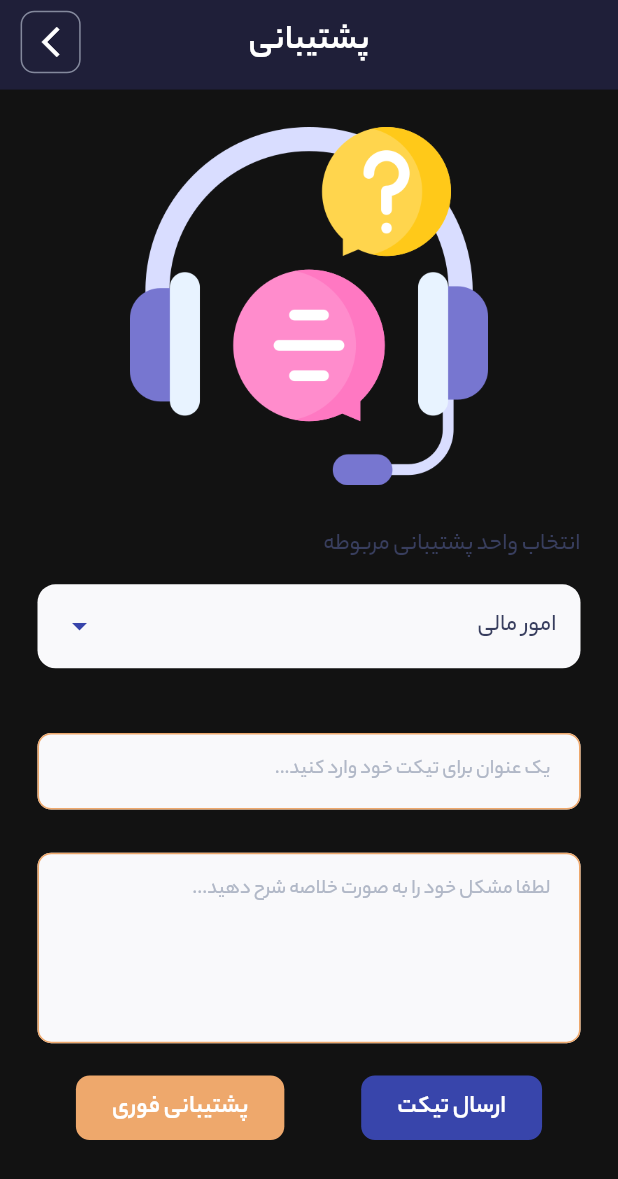
After one commit to mohammad-dehghanifard/flutter_house_reservation, a Flutter app: the SupportPage screen opened directly, on a phone screen of 412 x 824 dp. The commit adds this screen. Shown: the top 1179 px of the screen. Run offline on Flutter 3.47's test engine with Material 3 defaults, Android fonts, the phone set to English and light mode, and no system bars; drawn by our look-alikes of animated_custom_dropdown; our stand-ins replace card_swiper, flutter_otp_text_field, flutter_rating_bar, flutter_screenutil, flutter_svg, get and 2 more.

Commit message:
impl SupportPage ui

```diff
--- a/lib/helpers/constants/app_strings.dart
+++ b/lib/helpers/constants/app_strings.dart
@@ -3,7 +3,12 @@ class AppStrings {
   static const appVersion = 'ورژن : 1.0.0';
   static const appName = 'Rentee';
   static const sendComment = 'ثبت نظر';
+  static const sendTicket = 'ارسال تیکت';
+  static const forceSupport = 'پشتیبانی فوری';
+  static const inputTicketTitleHint = 'یک عنوان برای تیکت خود وارد کنید...';
+  static const inputTicketMessageHint = 'لطفا مشکل خود را به صورت خلاصه شرح دهید...';
   static const edit = 'ویرایش';
+  static const selectDepartmentSupport = 'انتخاب واحد پشتیبانی مربوطه';
   static const tipTitle = 'نکته';
   static const tipText = 'اطلاعاتی که قصد تغییر آن ها را ندارید خالی بگذارید.(اطلاعات تغییری نخواهند کرد)';
   static const next = 'بعدی';
--- a/lib/helpers/constants/assets.dart
+++ b/lib/helpers/constants/assets.dart
@@ -26,4 +26,5 @@ class Assets {
   static const avatar = "assets/jpgs/avatar.jpg";
 
   static const city = "assets/pngs/city.png";
+  static const support = "assets/pngs/support.png";
 }
--- a/lib/modules/ads/pages/filter_page.dart
+++ b/lib/modules/ads/pages/filter_page.dart
@@ -4,7 +4,7 @@ import 'package:flutter_house_reservation/helpers/constants/app_strings.dart';
 import 'package:flutter_house_reservation/helpers/widgets/custom_app_bar_widget.dart';
 import 'package:flutter_house_reservation/helpers/widgets/custom_button_widget.dart';
 import 'package:flutter_house_reservation/modules/ads/controllers/filter_and_search_controller.dart';
-import 'package:flutter_house_reservation/modules/ads/widgets/dropdown_custom_widget.dart';
+import 'package:flutter_house_reservation/helpers/widgets/dropdown_custom_widget.dart';
 import 'package:flutter_house_reservation/modules/ads/widgets/filter_price_slider_widget.dart';
 import 'package:flutter_house_reservation/modules/ads/widgets/select_score_item_widget.dart';
 import 'package:flutter_house_reservation/modules/ads/widgets/selected_facilities_item_widget.dart';
--- a/lib/modules/profile/pages/profile_page.dart
+++ b/lib/modules/profile/pages/profile_page.dart
@@ -3,6 +3,7 @@ import 'package:flutter_house_reservation/helpers/constants/app_colors.dart';
 import 'package:flutter_house_reservation/helpers/constants/app_strings.dart';
 import 'package:flutter_house_reservation/helpers/widgets/show_avatar_widget.dart';
 import 'package:flutter_house_reservation/modules/profile/pages/edit_user_page.dart';
+import 'package:flutter_house_reservation/modules/profile/pages/support_page.dart';
 import 'package:flutter_house_reservation/modules/profile/widgets/profile_option_widget.dart';
 import 'package:flutter_screenutil/flutter_screenutil.dart';
 import 'package:get/get.dart';
@@ -22,7 +23,7 @@ class ProfilePage extends StatelessWidget {
       ),
       //support
       ProfileOptionWidget(
-        onTap: () {},
+        onTap: () => Get.to(const SupportPage()),
         title: AppStrings.profileSupportTitle,
         subTitle: AppStrings.profileSupportSubTitle,
         icon: Icons.support_agent,
--- /dev/null
+++ b/lib/modules/profile/pages/support_page.dart
@@ -0,0 +1,56 @@
+import 'package:flutter/material.dart';
+import 'package:flutter_house_reservation/helpers/constants/app_strings.dart';
+import 'package:flutter_house_reservation/helpers/constants/assets.dart';
+import 'package:flutter_house_reservation/helpers/widgets/custom_app_bar_widget.dart';
+import 'package:flutter_house_reservation/helpers/widgets/custom_button_widget.dart';
+import 'package:flutter_house_reservation/helpers/widgets/custom_text_field.dart';
+import 'package:flutter_house_reservation/helpers/widgets/dropdown_custom_widget.dart';
+import 'package:flutter_screenutil/flutter_screenutil.dart';
+
+class SupportPage extends StatelessWidget {
+  const SupportPage({super.key});
+
+  @override
+  Widget build(BuildContext context) {
+    return Scaffold(
+      appBar: const CustomAppBar(title: AppStrings.profileSupportTitle),
+      body: SingleChildScrollView(
+        child: Padding(
+          padding: const EdgeInsets.all(25.0),
+          child: Column(
+            crossAxisAlignment: CrossAxisAlignment.start,
+            children: [
+              Center(child: Image.asset(Assets.support,height: 200.h,)),
+              SizedBox(height: 24.h),
+              const Text(AppStrings.selectDepartmentSupport),
+              SizedBox(height: 12.h),
+              // Drop Down
+              CustomDropdownWidget(items: [
+                DropDownItem(title: "امور مالی", value: "0"),
+                DropDownItem(title: "مشکلات فنی", value: "1"),
+                DropDownItem(title: "ثبت شکایت", value: "2"),
+                DropDownItem(title: "گزارش آگهی", value: "3"),
+                DropDownItem(title: "انتقادات و پشینهادات", value: "5"),
+              ]),
+              SizedBox(height: 12.h),
+              // forms
+              const CustomTextField(hasBorder: true,hint: AppStrings.inputTicketTitleHint),
+              const CustomTextField(hasBorder: true,hint: AppStrings.inputTicketMessageHint,maxLine: 5),
+              // buttons
+              Padding(
+                padding: EdgeInsets.only(top: 16.h),
+                child: Row(
+                  mainAxisAlignment: MainAxisAlignment.spaceAround,
+                  children: [
+                    CustomButtonWidget(onTap: () {},text: AppStrings.sendTicket),
+                    CustomButtonWidget(onTap: () {},colorType: ButtonColorType.orange,text: AppStrings.forceSupport)
+                  ],
+                ),
+              )
+            ],
+          ),
+        ),
+      ),
+    );
+  }
+}
```
Also changed, not shown: assets/pngs/support.png (added), lib/helpers/widgets/dropdown_custom_widget.dart (renamed from lib/modules/ads/widgets/dropdown_custom_widget.dart).
